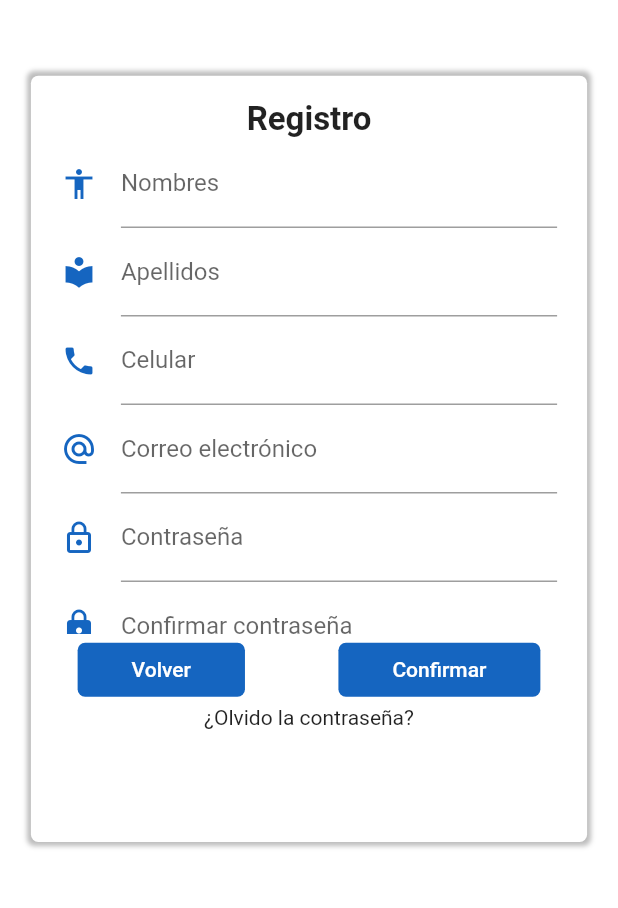
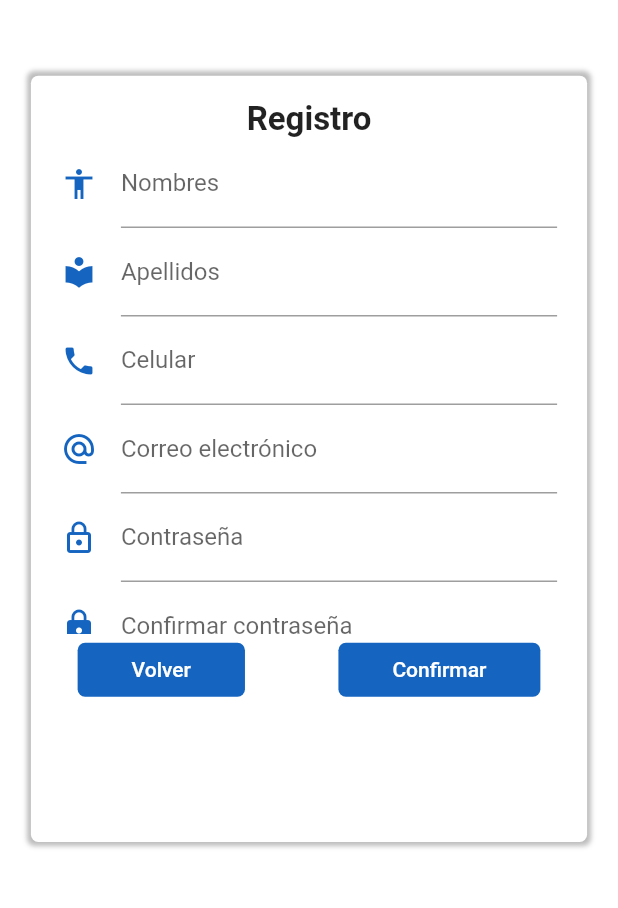
Before and after one commit to cafe-tera/rentApp, a Flutter app: the screen it shows after launch, after a tap on "Registrarse", on a phone screen of 412 x 824 dp, the part 284-1192 px from its top. Run offline on Flutter 3.47's test engine with Material 2 defaults, Android fonts, the phone set to English and light mode, and no system bars; our stand-ins replace google_maps_flutter, splashscreen; network calls fail.

Commit message:
ajuste login

```diff
--- a/lib/src/pages/logInUp_page.dart
+++ b/lib/src/pages/logInUp_page.dart
@@ -84,12 +84,12 @@ class _LogInUpPageState extends State<LogInUpPage> {
                     SizedBox(height: size.height * 0.06,),
                     _crearEmail(),
                     _crearPassword(),
+                    _crearOlvidoContrasena(),
                   ],
                 ),
               ),
             ),
             _crearBotones(context),
-            Text('¿Olvido la contraseña?'),
           ],
         ),
       ),
@@ -134,7 +134,6 @@ class _LogInUpPageState extends State<LogInUpPage> {
             ),
           ),
           _crearBotones(context),
-          Text('¿Olvido la contraseña?'),
         ]),
       ),
     );
@@ -287,7 +286,7 @@ class _LogInUpPageState extends State<LogInUpPage> {
     );
   }
 
-  _crearBotonVolver(BuildContext context) {
+  Widget _crearBotonVolver(BuildContext context) {
     return RaisedButton(
       child: Container(
         padding: EdgeInsets.symmetric(horizontal: 20.0),
@@ -309,7 +308,7 @@ class _LogInUpPageState extends State<LogInUpPage> {
     );
   }
 
-  _crearBotonConfirmar(BuildContext context) {
+  Widget _crearBotonConfirmar(BuildContext context) {
     return RaisedButton(
       child: Container(
         padding: EdgeInsets.symmetric(horizontal: 20.0),
@@ -328,4 +327,11 @@ class _LogInUpPageState extends State<LogInUpPage> {
       },
     );
   }
+
+  Widget _crearOlvidoContrasena() {
+    return FlatButton(
+      child: Text('¿Olvidó su contraseña?'),
+      onPressed: (){},
+    );
+  }
 }
```
